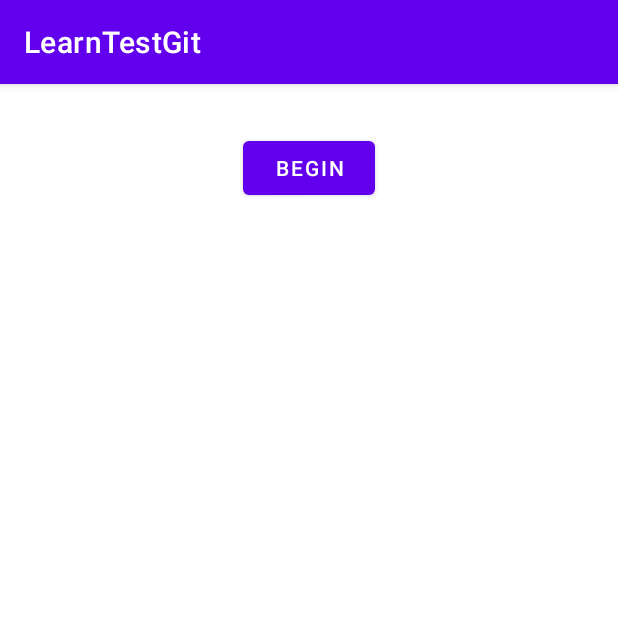
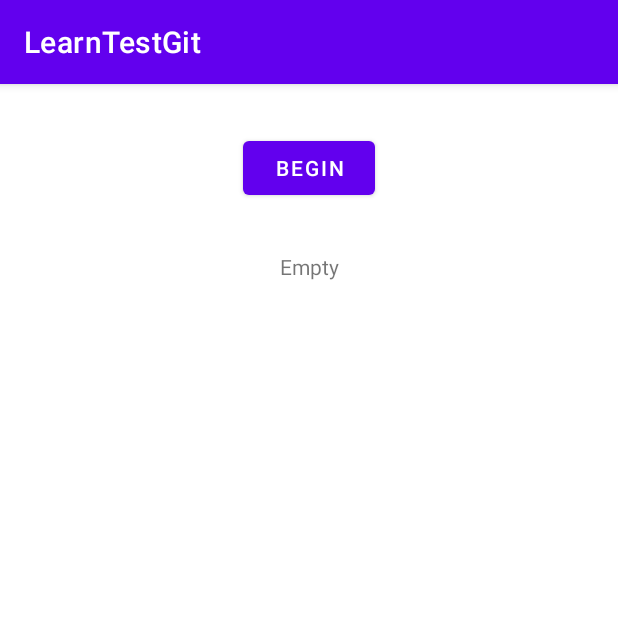
Before and after one commit to AntonEvseev74/LearnTestGit, an Android app: the screen it shows after launch (MainActivity), on a phone screen of 412 x 824 dp, the top half of it. Run offline under Robolectric (Android 15) with nearby library versions, the phone set to English and light mode, and no system bars; 1 statement that could not run was skipped.

Commit message:
2й коммит на ветку dev

```diff
--- a/app/src/main/java/ru/evant/learntestgit/MainActivity.java
+++ b/app/src/main/java/ru/evant/learntestgit/MainActivity.java
@@ -3,12 +3,27 @@ package ru.evant.learntestgit;
 import androidx.appcompat.app.AppCompatActivity;
 
 import android.os.Bundle;
+import android.view.View;
+import android.widget.Button;
+import android.widget.TextView;
 
 public class MainActivity extends AppCompatActivity {
+    Button btnBegin;
+    TextView tvBegin;
 
     @Override
     protected void onCreate(Bundle savedInstanceState) {
         super.onCreate(savedInstanceState);
         setContentView(R.layout.activity_main);
+        init();
+    }
+
+    private void init(){
+        btnBegin = (Button) findViewById(R.id.btnBegin);
+        tvBegin = (TextView) findViewById(R.id.tvBegin);
+    }
+
+    public void onClick(View view) {
+        tvBegin.setText(" It`s Begin!");
     }
 }
--- a/app/src/main/res/layout/activity_main.xml
+++ b/app/src/main/res/layout/activity_main.xml
@@ -13,7 +13,18 @@
         android:layout_height="wrap_content"
         android:layout_marginTop="32dp"
         android:text="@string/btn_begin_name"
+        android:onClick="onClick"
         app:layout_constraintEnd_toEndOf="parent"
         app:layout_constraintStart_toStartOf="parent"
         app:layout_constraintTop_toTopOf="parent" />
+
+    <TextView
+        android:id="@+id/tvBegin"
+        android:layout_width="wrap_content"
+        android:layout_height="wrap_content"
+        android:layout_marginTop="32dp"
+        android:text="@string/tv_empty_text"
+        app:layout_constraintEnd_toEndOf="parent"
+        app:layout_constraintStart_toStartOf="parent"
+        app:layout_constraintTop_toBottomOf="@+id/button" />
 </androidx.constraintlayout.widget.ConstraintLayout>
--- /dev/null
+++ b/app/src/main/res/values-night/strings.xml
@@ -0,0 +1,4 @@
+<?xml version="1.0" encoding="utf-8"?>
+<resources>
+    <string name="tv_empty_text">Empty</string>
+</resources>
--- a/app/src/main/res/values/strings.xml
+++ b/app/src/main/res/values/strings.xml
@@ -1,4 +1,5 @@
 <resources>
     <string name="app_name">LearnTestGit</string>
     <string name="btn_begin_name">Begin</string>
+    <string name="tv_empty_text">Empty</string>
 </resources>
```
